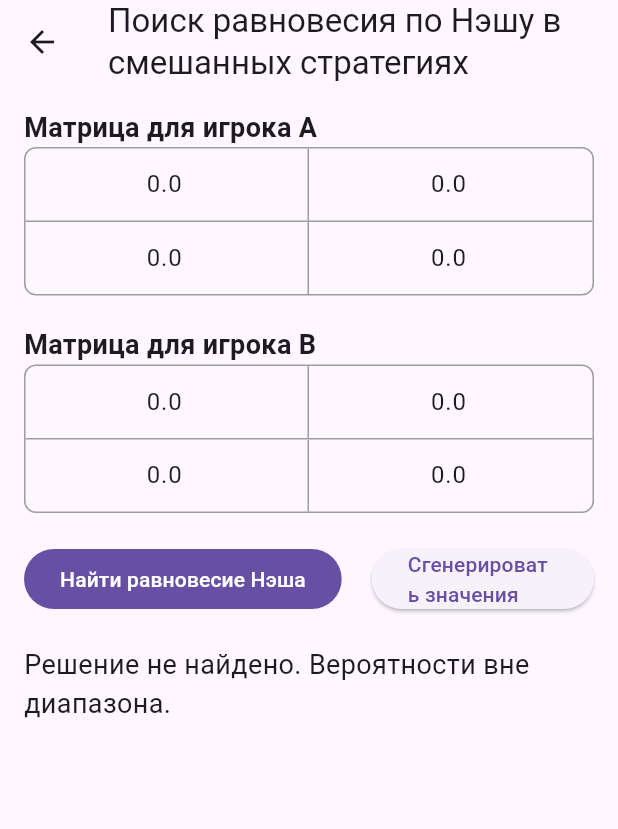
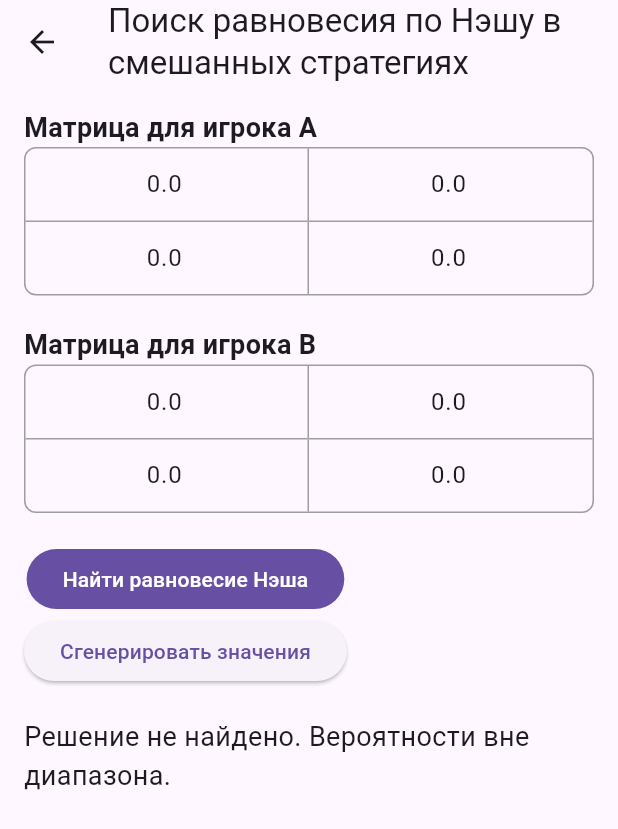
Before and after one commit to GrIvans/mind_games, a Flutter app: the NashEquilibriumScreen screen opened directly, after a tap on "Найти равновесие Нэша", on a phone screen of 412 x 824 dp. Shown: the top 829 px of the screen. Run offline on Flutter 3.47's test engine with Material 3 defaults, Android fonts, the phone set to English and light mode, and no system bars.

Commit message:
пара правок

```diff
--- a/lib/main.dart
+++ b/lib/main.dart
@@ -35,7 +35,7 @@ class GameTheoryApp extends StatelessWidget {
       ),
       darkTheme: ThemeData(
         brightness: Brightness.dark,
-        primarySwatch: Colors.cyan,
+        primarySwatch: Colors.indigo,
         primaryColor: Colors.indigo.shade300,
       ),
       themeMode: context.watch<GameProvider>().isDarkThemeActivated
--- a/lib/widgets/result_screens/nash_equilibrium_screen.dart
+++ b/lib/widgets/result_screens/nash_equilibrium_screen.dart
@@ -95,7 +95,8 @@ class _NashEquilibriumScreenState extends State<NashEquilibriumScreen> {
           maxLines: 2,
         ),
       ),
-      body: Padding(
+      body: SingleChildScrollView(
+        child: Padding(
           padding: const EdgeInsets.all(16.0),
           child: Column(
             mainAxisAlignment: MainAxisAlignment.start,
@@ -135,18 +136,16 @@ class _NashEquilibriumScreenState extends State<NashEquilibriumScreen> {
                 ),
               ),
               SizedBox(height: 20),
-            Row(
+              Column(
                 children: [
                   FilledButton(
                     onPressed: findEquilibrium,
                     child: Text("Найти равновесие Нэша"),
                   ),
                   SizedBox(width: 20),
-                Expanded(
-                  child: ElevatedButton(
+                  ElevatedButton(
                       onPressed: _generateRandomData,
                       child: Text("Сгенерировать значения")),
-                ),
                 ],
               ),
               SizedBox(height: 20),
@@ -158,6 +157,7 @@ class _NashEquilibriumScreenState extends State<NashEquilibriumScreen> {
             ],
           ),
         ),
+      ),
     );
   }
 }
```
Lines whose indentation alone changed are shown as unchanged.
